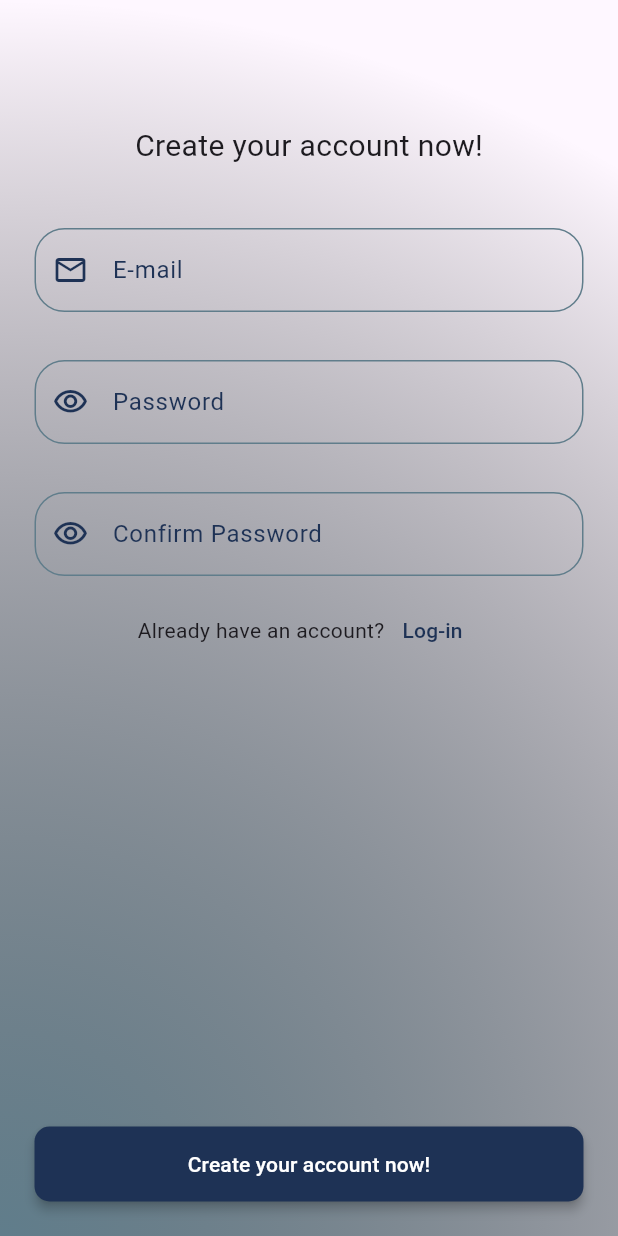
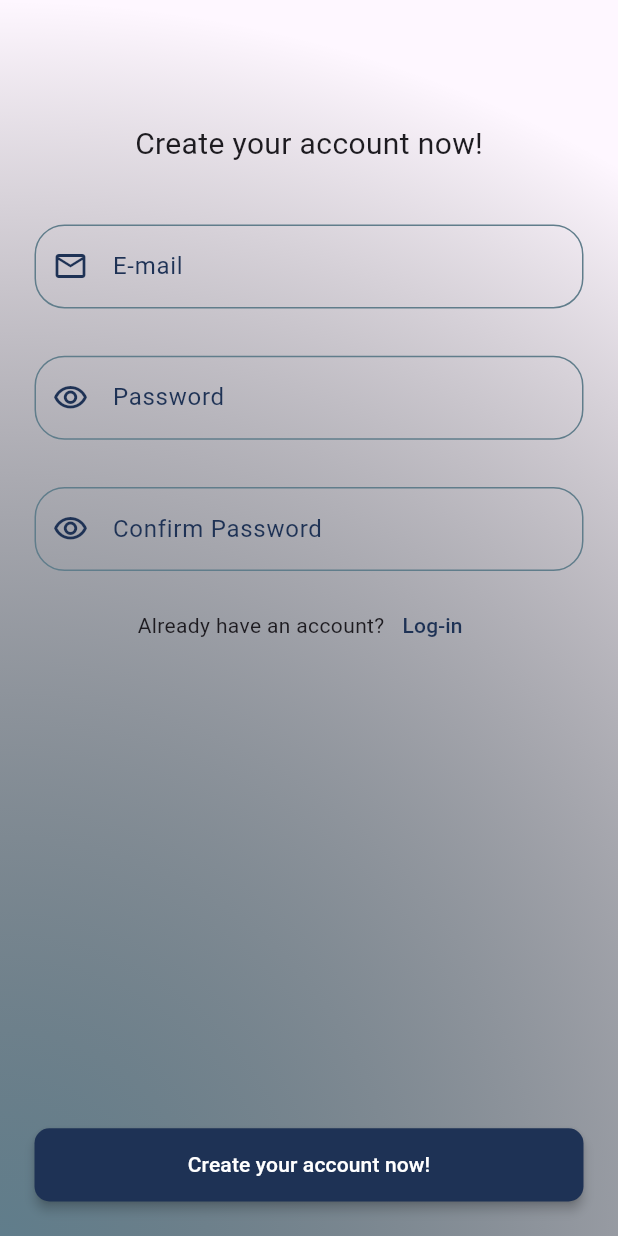
Before and after one commit to rofidarashed/weather, a Flutter app: the screen it shows after launch, on a phone screen of 412 x 824 dp. Run offline on Flutter 3.47's test engine with Material 3 defaults, Android fonts, the phone set to English and light mode, and no system bars; our stand-ins replace bloc, dio, firebase_auth, firebase_core, flutter_bloc, flutter_screenutil; accounts and stored records are empty.

Commit message:
Refactor UI components to use flutter_screenutil for responsive design and remove unused ScreenColor widget

```diff
--- a/lib/core/widgets/input_button.dart
+++ b/lib/core/widgets/input_button.dart
@@ -44,7 +44,7 @@ class InputTextButton extends StatelessWidget {
           filled: false,
           focusedBorder: OutlineInputBorder(
             borderRadius: BorderRadius.all(Radius.circular(20.0)),
-            borderSide: BorderSide(color: AppColors.focusedborder),
+            borderSide: BorderSide(color: AppColors.mainColor),
           ),
 
           hintStyle: TextStyle(color: AppColors.hintTextColor),
--- a/lib/core/widgets/password_text_field.dart
+++ b/lib/core/widgets/password_text_field.dart
@@ -30,7 +30,7 @@ class _PasswordTextFieldState extends State<PasswordTextField> {
         controller: widget.controller,
         obscureText: _obscureText,
         decoration: InputDecoration(
-          hintText:AppStrings.hintPassword,
+          hintText: AppStrings.hintPassword,
           labelStyle: TextStyle(color: AppColors.mainColor),
           floatingLabelStyle: TextStyle(color: AppColors.mainColor),
           labelText: widget.labelText,
@@ -54,7 +54,7 @@ class _PasswordTextFieldState extends State<PasswordTextField> {
           ),
           focusedBorder: OutlineInputBorder(
             borderRadius: BorderRadius.circular(20),
-            borderSide: BorderSide(color: AppColors.focusedborder, width: 2),
+            borderSide: BorderSide(color: AppColors.mainColor),
           ),
           filled: false,
           border: OutlineInputBorder(borderRadius: BorderRadius.circular(20)),
--- a/lib/core/widgets/primary_button.dart
+++ b/lib/core/widgets/primary_button.dart
@@ -1,8 +1,14 @@
 import 'package:flutter/material.dart';
+import 'package:flutter_screenutil/flutter_screenutil.dart';
 import 'package:weather/core/utils/colors.dart';
 
 class PrimaryButton extends StatelessWidget {
-  const PrimaryButton({super.key, required this.text, required this.onPressed, this.enabled = true});
+  const PrimaryButton({
+    super.key,
+    required this.text,
+    required this.onPressed,
+    this.enabled = true,
+  });
 
   final String text;
   final VoidCallback onPressed;
@@ -12,23 +18,22 @@ class PrimaryButton extends StatelessWidget {
   Widget build(BuildContext context) {
     return SizedBox(
       width: double.infinity,
-      height: 50,
+      height: 50.h,
       child: ElevatedButton(
         style: ElevatedButton.styleFrom(
-          backgroundColor:AppColors.mainColor,
+          backgroundColor: AppColors.mainColor,
           shape: RoundedRectangleBorder(
             borderRadius: BorderRadius.circular(10),
           ),
           shadowColor: Colors.black,
           elevation: 3,
         ),
-        onPressed: enabled ? () {
-          onPressed();
-        } : null,
-        child: Text(
-          text,
-          style: TextStyle(color: AppColors.white),
-        ),
+        onPressed: enabled
+            ? () {
+                onPressed();
+              }
+            : null,
+        child: Text(text, style: TextStyle(color: AppColors.white)),
       ),
     );
   }
--- a/lib/core/widgets/screen_color_custom.dart
+++ /dev/null
@@ -1,22 +0,0 @@
-import 'package:flutter/material.dart';
-import 'package:weather/core/utils/colors.dart';
-
-class ScreenColor extends StatelessWidget {
-  const ScreenColor({
-    super.key,
-  });
-
-  @override
-  Widget build(BuildContext context) {
-    return Container(
-      height: MediaQuery.of(context).size.height,
-      decoration: BoxDecoration(
-        gradient: RadialGradient(
-          colors: [AppColors.enabledBorder, Colors.transparent],
-          radius: 2,
-          center: Alignment.bottomLeft,
-        ),
-      ),
-    );
-  }
-}
--- a/lib/features/auth/presentation/screens/sign_up_screen.dart
+++ b/lib/features/auth/presentation/screens/sign_up_screen.dart
@@ -1,7 +1,8 @@
 import 'package:flutter/material.dart';
+import 'package:flutter_screenutil/flutter_screenutil.dart';
+import 'package:weather/core/utils/colors.dart';
 import 'package:weather/core/utils/strings.dart';
 import 'package:weather/core/widgets/password_text_field.dart';
-import 'package:weather/core/widgets/screen_color_custom.dart';
 import 'package:weather/features/auth/presentation/widgets/email_input_button.dart';
 import 'package:weather/features/auth/presentation/widgets/have_account_row.dart';
 import 'package:weather/features/auth/presentation/widgets/signup_button.dart';
@@ -23,10 +24,17 @@ class _SignupPageState extends State<SignupPage> {
   @override
   Widget build(BuildContext context) {
     return Scaffold(
-      body: Stack(
-        children: [
-          ScreenColor(),
-          SafeArea(
+      body: Container(
+        height: 1.sh,
+        width: 1.sw,
+        decoration: BoxDecoration(
+          gradient: RadialGradient(
+            colors: [AppColors.enabledBorder, Colors.transparent],
+            radius: 2,
+            center: Alignment.bottomLeft,
+          ),
+        ),
+        child: SafeArea(
           child: Padding(
             padding: const EdgeInsets.all(23),
             child: Column(
@@ -38,7 +46,7 @@ class _SignupPageState extends State<SignupPage> {
                     child: SingleChildScrollView(
                       child: Column(
                         children: [
-                            SizedBox(height: 60),
+                          SizedBox(height: 60.h),
                           Text(
                             AppStrings.createAccount,
                             style: TextStyle(
@@ -46,15 +54,15 @@ class _SignupPageState extends State<SignupPage> {
                               fontWeight: FontWeight.normal,
                             ),
                           ),
-                            SizedBox(height: 40),
+                          SizedBox(height: 40.h),
                           emailInputButton(emailController: emailController),
-                            SizedBox(height: 20),
+                          SizedBox(height: 20.h),
                           PasswordTextField(
                             controller: passwordController,
-                              labelText:AppStrings.password,
+                            labelText: AppStrings.password,
                           ),
 
-                            SizedBox(height: 20),
+                          SizedBox(height: 20.h),
                           PasswordTextField(
                             controller: repeatPasswordController,
                             labelText: AppStrings.confirmPassword,
@@ -76,7 +84,6 @@ class _SignupPageState extends State<SignupPage> {
             ),
           ),
         ),
-        ],
       ),
     );
   }
--- a/lib/features/auth/presentation/widgets/email_input_button.dart
+++ b/lib/features/auth/presentation/widgets/email_input_button.dart
@@ -2,9 +2,11 @@ import 'package:flutter/material.dart';
 import 'package:weather/core/utils/strings.dart';
 import 'package:weather/core/widgets/input_button.dart';
 
-InputTextButton emailInputButton({required TextEditingController emailController}) {
+InputTextButton emailInputButton({
+  required TextEditingController emailController,
+}) {
   return InputTextButton(
-      controller:emailController ,
+    controller: emailController,
     prefixIcon: Icons.email_outlined,
     labelText: AppStrings.email,
     hintText: AppStrings.hintEmail,
--- a/lib/features/weather/presentation/widgets/build_chart_section.dart
+++ b/lib/features/weather/presentation/widgets/build_chart_section.dart
@@ -1,5 +1,6 @@
 import 'package:fl_chart/fl_chart.dart';
 import 'package:flutter/material.dart';
+import 'package:flutter_screenutil/flutter_screenutil.dart';
 import 'package:weather/features/weather/presentation/cubit/weather_state.dart';
 import 'package:weather/features/weather/presentation/widgets/glassmorphism_decoration.dart';
 
@@ -19,9 +20,9 @@ Widget buildChartSection(WeatherLoaded state) {
             letterSpacing: 0.3,
           ),
         ),
-          const SizedBox(height: 20),
+        SizedBox(height: 20.h),
         SizedBox(
-            height: 200,
+          height: 200.h,
           child: LineChart(
             LineChartData(
               titlesData: const FlTitlesData(show: false),
--- a/lib/features/weather/presentation/widgets/glassmorphism_decoration.dart
+++ b/lib/features/weather/presentation/widgets/glassmorphism_decoration.dart
@@ -1,8 +1,9 @@
  import 'package:flutter/material.dart';
+import 'package:flutter_screenutil/flutter_screenutil.dart';
 
 BoxDecoration glassmorphismDecoration() {
     return BoxDecoration(
-      borderRadius: BorderRadius.circular(20),
+      borderRadius: BorderRadius.circular(20.r),
       color: Colors.white.withOpacity(0.1),
       border: Border.all(color: Colors.white.withOpacity(0.2), width: 1),
       boxShadow: [
--- a/lib/main.dart
+++ b/lib/main.dart
@@ -1,6 +1,7 @@
 import 'package:firebase_core/firebase_core.dart';
 import 'package:flutter/material.dart';
 import 'package:flutter_bloc/flutter_bloc.dart';
+import 'package:flutter_screenutil/flutter_screenutil.dart';
 import 'package:weather/features/auth/cubit/auth_cubit.dart';
 import 'package:weather/features/auth/data/firebase_auth_service.dart';
 import 'package:weather/features/auth/presentation/screens/sign_up_screen.dart';
@@ -19,15 +20,22 @@ class MyApp extends StatelessWidget {
 
   @override
   Widget build(BuildContext context) {
-    return
- MultiBlocProvider(
-        providers: [
-          BlocProvider(create: (context) => WeatherCubit()..fetchWeather()),
-          BlocProvider(create: (context) => AuthCubit(FirebaseAuthService())),
-        ],
-        child: MaterialApp(      debugShowCheckedModeBanner: false,
-      home:SignupPage()),
-
+    return ScreenUtilInit(
+      designSize: const Size(390, 844),
+      minTextAdapt: true,
+      splitScreenMode: true,
+      builder: (context, child) {
+        return MultiBlocProvider(
+          providers: [
+            BlocProvider(create: (context) => WeatherCubit()..fetchWeather()),
+            BlocProvider(create: (context) => AuthCubit(FirebaseAuthService())),
+          ],
+          child: MaterialApp(
+            debugShowCheckedModeBanner: false,
+            home: SignupPage(),
+          ),
+        );
+      },
     );
   }
 }
--- a/pubspec.yaml
+++ b/pubspec.yaml
@@ -42,6 +42,7 @@ dependencies:
   cloud_firestore: ^5.6.11
   dio: ^5.8.0+1
   fl_chart: ^1.0.0
+  flutter_screenutil: ^5.9.3
 
 dev_dependencies:
   flutter_test:
```
Also changed, not shown: lib/features/auth/presentation/screens/email_sent_screen.dart (+4 -3 lines), lib/features/auth/presentation/screens/forgot_password_screen.dart (+4 -4 lines), lib/features/auth/presentation/screens/login_screen.dart (+16 -9 lines), lib/features/weather/presentation/screens/home_screen.dart (+7 -5 lines), lib/features/weather/presentation/widgets/build_error_state.dart (+6 -5 lines), lib/features/weather/presentation/widgets/build_forecast_section.dart (+14 -13 lines), lib/features/weather/presentation/widgets/build_loading_state.dart (+8 -7 lines), lib/features/weather/presentation/widgets/current_weather_card.dart (+8 -7 lines), lib/features/weather/presentation/widgets/header_section.dart (+6 -5 lines). Lines whose indentation alone changed are shown as unchanged.
